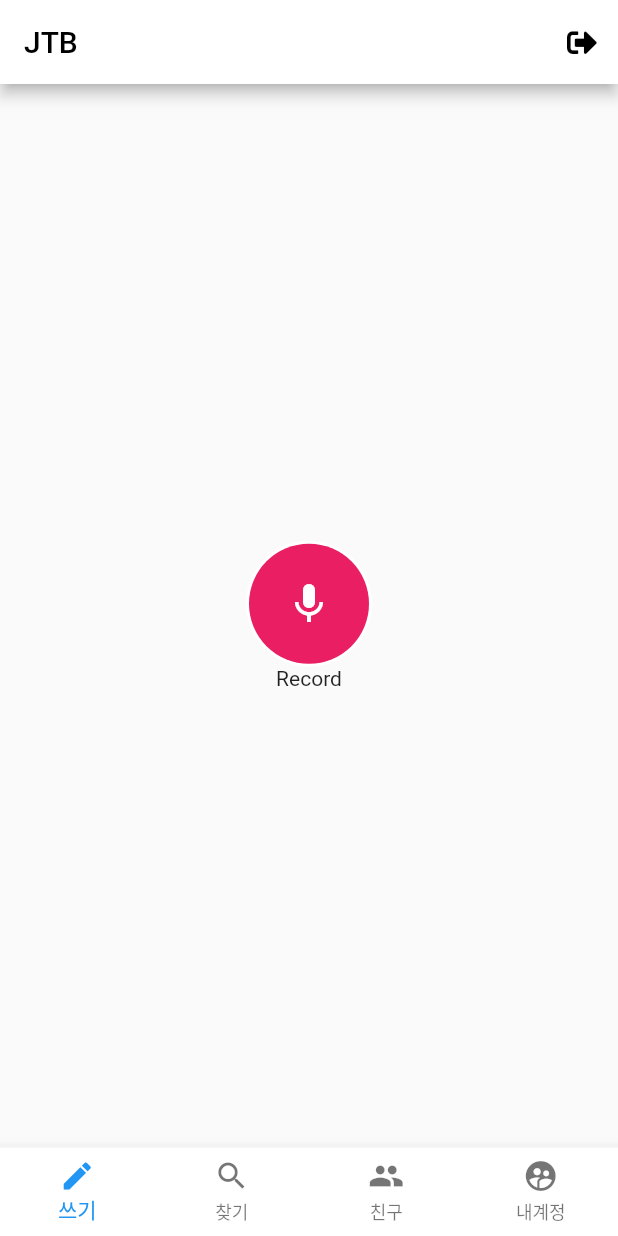
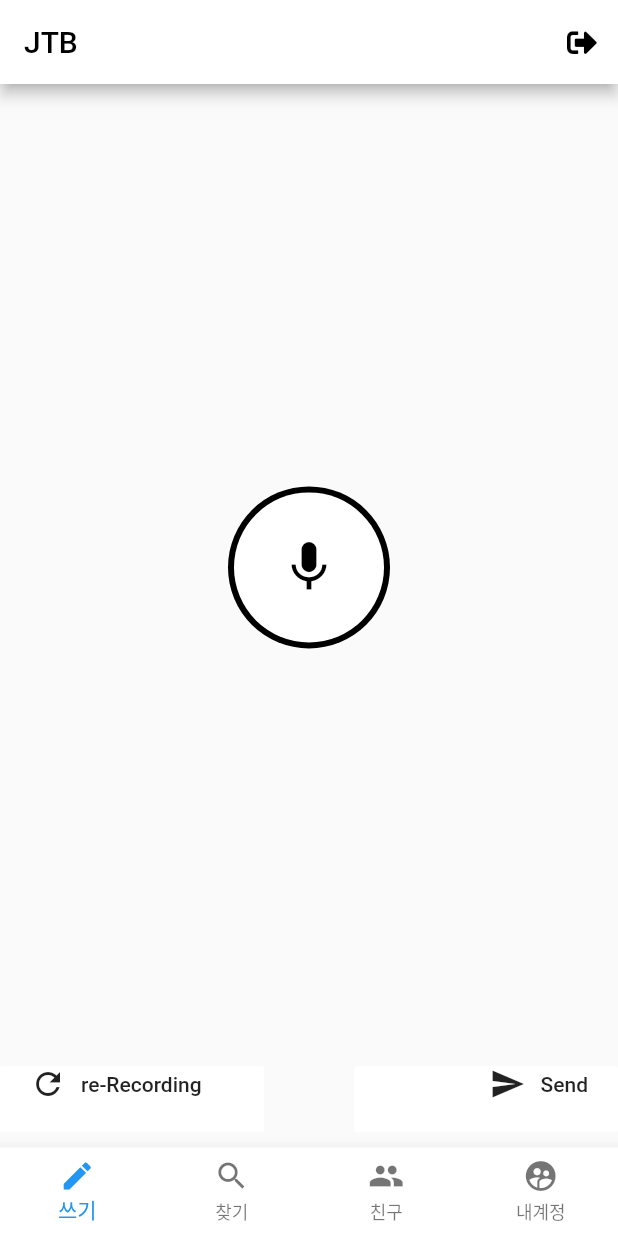
Before and after one commit to Junddao/jtbcontract, a Flutter app: the TabPage screen opened directly, on a phone screen of 412 x 824 dp. Run offline on Flutter 3.47's test engine with Material 2 defaults, Android fonts, the phone set to English and light mode, and no system bars; our stand-ins replace audioplayers, file, firebase_auth, font_awesome_flutter, google_sign_in, permission_handler and 1 more; missing offline and left inert: audio_recorder; accounts and stored records are empty.

Commit message:
[junddao] 녹음기능 완료

```diff
--- a/lib/writepage.dart
+++ b/lib/writepage.dart
@@ -1,16 +1,17 @@
 import 'dart:math';
 
+import 'package:audioplayers/audioplayers.dart';
 import 'package:file/file.dart';
 import 'package:file/local.dart';
 import 'package:flutter/material.dart';
 import 'package:audio_recorder/audio_recorder.dart';
+import 'package:flutter/services.dart';
 import 'package:intl/intl.dart';
 
 import 'dart:io' as io;
 import 'package:path_provider/path_provider.dart';
 
 class WritePage extends StatefulWidget {
-
   final LocalFileSystem localFileSystem;
 
   WritePage({localFileSystem})
@@ -20,21 +21,22 @@ class WritePage extends StatefulWidget {
   _WritePageState createState() => _WritePageState();
 }
 
+class _WritePageState extends State<WritePage> {
+  Recording _recording = new Recording();
 
-
-class _WritePageState extends State<WritePage> {
-
-  Recording _recording = new Recording();
-  bool _isRecording = false;
   Random random = new Random();
   TextEditingController _controller = new TextEditingController();
-  bool _isMicPushed = false;
+  bool _isRecording = false; // 녹음 파일 유무 확인
+  bool _isPlaying = false;
+  bool _hasRecFile = false;
 
   bool hasFile = false;
   int fileNum = 0;
   io.Directory appDocDirectory;
 
-  List liFileName = new List();
+  String audioPath;
+
+  List liRecFiles = new List();
 
   @override
   Widget build(BuildContext context) {
@@ -44,53 +46,87 @@ class _WritePageState extends State<WritePage> {
       child: Column(
         mainAxisAlignment: MainAxisAlignment.center,
         children: <Widget>[
-            CircleAvatar(
-              radius: 42,
-              backgroundColor: _isMicPushed ? Colors.black : Colors.white,
+          Expanded(
+            flex: 10,
+            child: CircleAvatar(
+              radius: 54,
+              backgroundColor: _isRecording ? Colors.white : Colors.black,
               child: CircleAvatar(
                 child: IconButton(
-                  icon: Icon(Icons.mic),
-                  color: _isMicPushed ? Colors.black : Colors.white,
-                  iconSize: 32,
+                  icon: _hasRecFile ? (_isPlaying ? Icon(Icons.stop)  : Icon(Icons.play_arrow)) : Icon(Icons.mic),
+                  color: _isRecording ? Colors.white : Colors.black,
+                  iconSize: 40,
                   alignment: Alignment.center,
                   onPressed: () {
-                    _isMicPushed ? voiceRecordStop() : voiceRecordStart();
-                    setState(() {
-                      _search();
-                    });
+                    _hasRecFile ? (_isPlaying ? _stopPlayRec() : _playRec()) : (_isRecording ? voiceRecordStop() : voiceRecordStart());
+                    //_search();
+                    // setState(() {
 
+                    // });
                   },
-
                 ),
-                radius: 40,
-                backgroundColor: _isMicPushed ? Colors.white : Colors.pink,
-
+                radius: 50,
+                backgroundColor: _isRecording ? Colors.pink[200] : Colors.white,
               ),
             ),
-
-
-            Text('Record'),
-
+          ),
+          Expanded(
+            flex: 1,
+            child: Row(
+              children: <Widget>[
+                Expanded(
+                  flex: 1,
+                  child: FlatButton(
+                    color: Colors.white,
+                    padding: EdgeInsets.only(left: 20, bottom: 20),
+                    child: Row(
+                      children: <Widget>[
+                        Icon(Icons.refresh),
+                        Padding(
+                          padding: EdgeInsets.all(5),
+                        ),
+                        Text("re-Recording"),
                       ],
-        )
-
-
-
-    //     icon: Icon(Icons.mic),
-    //     foregroundColor: Colors.black,
-    //     backgroundColor: _isMicPushed ? Colors.pink : Colors.white,
-
-
-
-
-            //child: Center(child: Text(liFileName[index].toString())),
+                    ),
+                    onPressed: () {
+                       setState(() {
+                          _deleteRec();
+                       });
+                    },
+                  ),
+                ),
+                Padding(
+                  padding: const EdgeInsets.only(left: 30, right: 30),
+                ),
+                Expanded(
+                  flex: 1,
+                  child: FlatButton(
+                    color: Colors.white,
+                    padding: EdgeInsets.only(right: 20, bottom: 20),
+                    child: Row(
+                      mainAxisAlignment: MainAxisAlignment.end,
+                      children: <Widget>[
+                        Icon(Icons.send),
+                        Padding(
+                          padding: EdgeInsets.all(5),
+                        ),
+                        Text("Send"),
+                      ],
+                    ),
+                    onPressed: () {},
+                  ),
+                ),
+              ],
+            ),
+          ),
+        ],
+      ),
     );
     // body: ListView.builder(
-      //   itemCount: liFileName.length,
+    //   itemCount: RecFilesFileName.length,
     //   itemBuilder: (BuildContext context, int index) {
 
     //   },
-
 
     //   floatingActionButton: FloatingActionButton.extended(
     //     onPressed: () {
@@ -107,26 +143,67 @@ class _WritePageState extends State<WritePage> {
     // );
   }
 
-
   voiceRecordStart() {
     _isRecording ? null : _start();
-      _isMicPushed = true;
-
+    // _isMicPushed = true;
   }
 
-  voiceRecordStop(){
+  voiceRecordStop() {
     _isRecording ? _stop() : null;
-      _isMicPushed = false;
+    // _isMicPushed = false;
   }
 
-  String audioPath;
+  AudioPlayer audioPlayer = AudioPlayer();
+  _playRec() async{
+    print("Search recording file : " + audioPath);
+
+    try{
+      io.File fiRec = io.File(audioPath);
+      if(fiRec.existsSync()) {
+        int result = await audioPlayer.play(audioPath, isLocal: true);
+        if (result == 1) {
+          _isPlaying = true;
+          print("Success");
+        }
+         else
+        {
+          print("Fail");
+        }
+        setState(() {
+
+        });
+      }
+    }
+    catch(Exception){
+    }
+  }
+
+  _stopPlayRec() async{
+    print("Search recording file : " + audioPath);
+
+    try{
+      int result = await audioPlayer.stop();
+      if (result == 1) {
+        _isPlaying = false;
+        print("Success");
+      }
+        else
+      {
+        print("Fail");
+      }
+      setState(() {
+
+        });
+    }
+    catch(Exception){
+    }
+  }
+
 
   _start() async {
     try {
       if (await AudioRecorder.hasPermissions) {
-
-        appDocDirectory =
-            await getApplicationDocumentsDirectory();
+        appDocDirectory = await getApplicationDocumentsDirectory();
         var now = DateTime.now();
         String formattedDate = DateFormat('yyyyMMddhhmmss').format(now);
         String path = appDocDirectory.path + '/' + formattedDate + ".m4a";
@@ -149,7 +226,6 @@ class _WritePageState extends State<WritePage> {
     }
   }
 
-
   _stop() async {
     var recording = await AudioRecorder.stop();
     print("Stop recording: ${recording.path}");
@@ -164,12 +240,29 @@ class _WritePageState extends State<WritePage> {
     _controller.text = recording.path;
   }
 
-  _search() async{
+  _search() async {
     print("Search recording file : " + appDocDirectory.path);
 
+    try {
       String directory = appDocDirectory.path;
+      liRecFiles = io.Directory("$directory/").listSync();
+      if(liRecFiles.length > 0) { _hasRecFile = true; }
+      else { _hasRecFile = false; }
+    } catch (Exception) {}
+  }
 
-    liFileName = io.Directory("$directory/").listSync();
+  _deleteRec() async{
+    print ("Delete recording dir : " + appDocDirectory.path);
+
+    try{
+      String directory = appDocDirectory.path;
+      io.Directory diRec = io.Directory("$directory/");
+      if(diRec.existsSync()){
+        diRec.deleteSync(recursive: true);
+        _hasRecFile = false;
+      }
 
     }
+    catch(Exception) {}
   }
+}
--- a/pubspec.yaml
+++ b/pubspec.yaml
@@ -34,6 +34,7 @@ dependencies:
   file: ^5.1.0
   path_provider : ^1.4.0
   intl: ^0.16.0
+  audioplayers : ^0.13.5
 
 dev_dependencies:
   flutter_test:
```
Also changed, not shown: pubspec.lock. Lines whose indentation alone changed are shown as unchanged.
